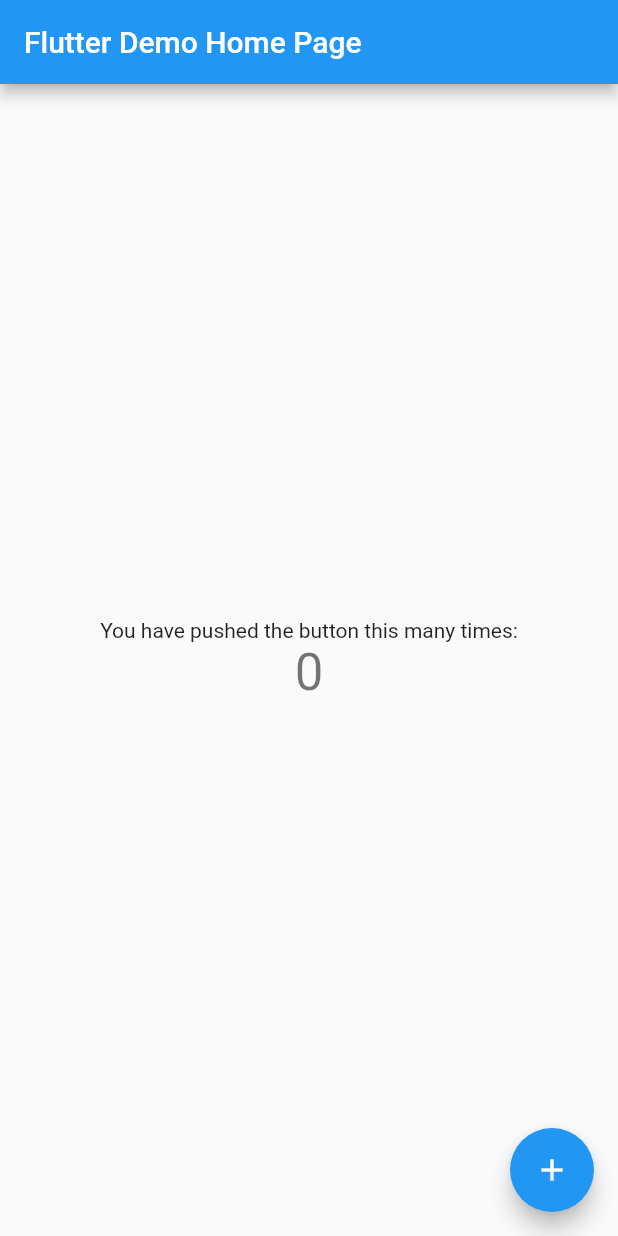
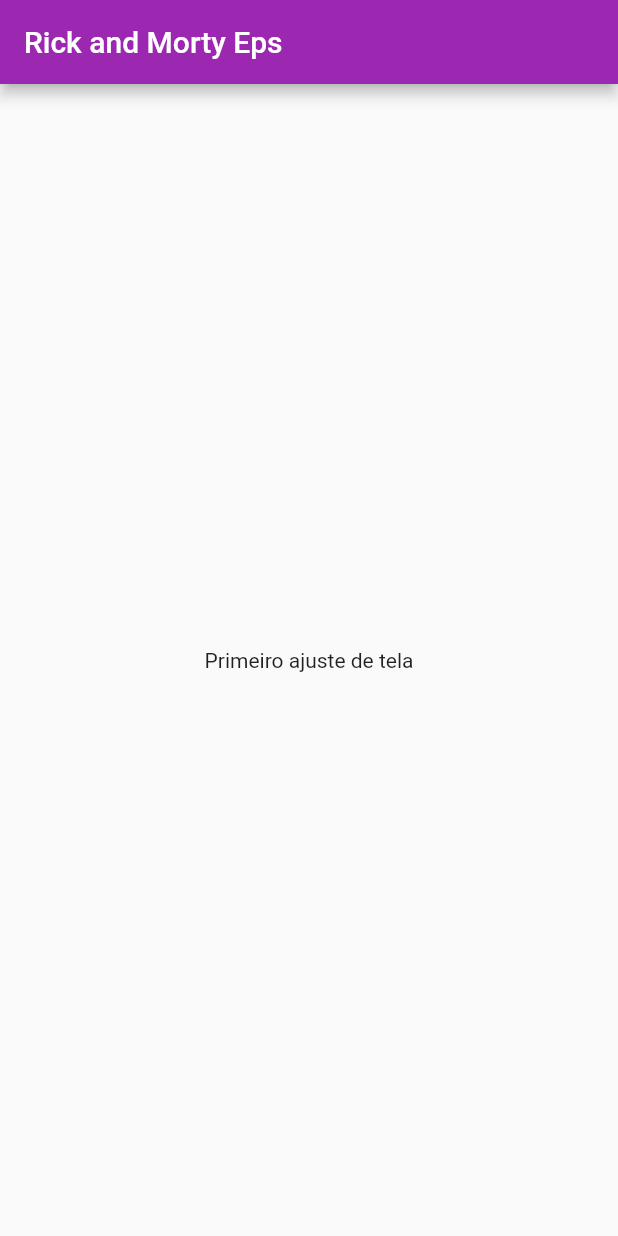
Before and after one commit to PauloVOFonseca/azs-mob-rickandmorty, a Flutter app: the screen it shows after launch, on a phone screen of 412 x 824 dp. Run offline on Flutter 3.47's test engine with Material 2 defaults, Android fonts, the light colour scheme and no system bars.

Commit message:
feat: componentize main app

```diff
--- a/lib/main.dart
+++ b/lib/main.dart
@@ -1,115 +1,6 @@
+import 'package:azship/presentation/app/app_widget.dart';
 import 'package:flutter/material.dart';
 
 void main() {
-  runApp(const MyApp());
+  runApp(const AppWidget());
 }
-
-class MyApp extends StatelessWidget {
-  const MyApp({Key? key}) : super(key: key);
-
-  // This widget is the root of your application.
-  @override
-  Widget build(BuildContext context) {
-    return MaterialApp(
-      title: 'Flutter Demo',
-      theme: ThemeData(
-        // This is the theme of your application.
-        //
-        // Try running your application with "flutter run". You'll see the
-        // application has a blue toolbar. Then, without quitting the app, try
-        // changing the primarySwatch below to Colors.green and then invoke
-        // "hot reload" (press "r" in the console where you ran "flutter run",
-        // or simply save your changes to "hot reload" in a Flutter IDE).
-        // Notice that the counter didn't reset back to zero; the application
-        // is not restarted.
-        primarySwatch: Colors.blue,
-      ),
-      home: const MyHomePage(title: 'Flutter Demo Home Page'),
-    );
-  }
-}
-
-class MyHomePage extends StatefulWidget {
-  const MyHomePage({Key? key, required this.title}) : super(key: key);
-
-  // This widget is the home page of your application. It is stateful, meaning
-  // that it has a State object (defined below) that contains fields that affect
-  // how it looks.
-
-  // This class is the configuration for the state. It holds the values (in this
-  // case the title) provided by the parent (in this case the App widget) and
-  // used by the build method of the State. Fields in a Widget subclass are
-  // always marked "final".
-
-  final String title;
-
-  @override
-  State<MyHomePage> createState() => _MyHomePageState();
-}
-
-class _MyHomePageState extends State<MyHomePage> {
-  int _counter = 0;
-
-  void _incrementCounter() {
-    setState(() {
-      // This call to setState tells the Flutter framework that something has
-      // changed in this State, which causes it to rerun the build method below
-      // so that the display can reflect the updated values. If we changed
-      // _counter without calling setState(), then the build method would not be
-      // called again, and so nothing would appear to happen.
-      _counter++;
-    });
-  }
-
-  @override
-  Widget build(BuildContext context) {
-    // This method is rerun every time setState is called, for instance as done
-    // by the _incrementCounter method above.
-    //
-    // The Flutter framework has been optimized to make rerunning build methods
-    // fast, so that you can just rebuild anything that needs updating rather
-    // than having to individually change instances of widgets.
-    return Scaffold(
-      appBar: AppBar(
-        // Here we take the value from the MyHomePage object that was created by
-        // the App.build method, and use it to set our appbar title.
-        title: Text(widget.title),
-      ),
-      body: Center(
-        // Center is a layout widget. It takes a single child and positions it
-        // in the middle of the parent.
-        child: Column(
-          // Column is also a layout widget. It takes a list of children and
-          // arranges them vertically. By default, it sizes itself to fit its
-          // children horizontally, and tries to be as tall as its parent.
-          //
-          // Invoke "debug painting" (press "p" in the console, choose the
-          // "Toggle Debug Paint" action from the Flutter Inspector in Android
-          // Studio, or the "Toggle Debug Paint" command in Visual Studio Code)
-          // to see the wireframe for each widget.
-          //
-          // Column has various properties to control how it sizes itself and
-          // how it positions its children. Here we use mainAxisAlignment to
-          // center the children vertically; the main axis here is the vertical
-          // axis because Columns are vertical (the cross axis would be
-          // horizontal).
-          mainAxisAlignment: MainAxisAlignment.center,
-          children: <Widget>[
-            const Text(
-              'You have pushed the button this many times:',
-            ),
-            Text(
-              '$_counter',
-              style: Theme.of(context).textTheme.headline4,
-            ),
-          ],
-        ),
-      ),
-      floatingActionButton: FloatingActionButton(
-        onPressed: _incrementCounter,
-        tooltip: 'Increment',
-        child: const Icon(Icons.add),
-      ), // This trailing comma makes auto-formatting nicer for build methods.
-    );
-  }
-}
--- /dev/null
+++ b/lib/presentation/app/app_widget.dart
@@ -0,0 +1,17 @@
+import 'package:azship/presentation/pages/home/home_page.dart';
+import 'package:flutter/material.dart';
+
+class AppWidget extends StatelessWidget {
+  const AppWidget({Key? key}) : super(key: key);
+
+  @override
+  Widget build(BuildContext context) {
+    return MaterialApp(
+      title: 'Flutter Demo',
+      theme: ThemeData(
+        primarySwatch: Colors.purple,
+      ),
+      home: const HomePage(),
+    );
+  }
+}
--- /dev/null
+++ b/lib/presentation/pages/home/home_page.dart
@@ -0,0 +1,24 @@
+import 'package:flutter/material.dart';
+
+class HomePage extends StatefulWidget {
+  const HomePage({Key? key}) : super(key: key);
+
+  @override
+  State<HomePage> createState() => _HomePageState();
+}
+
+class _HomePageState extends State<HomePage> {
+  @override
+  Widget build(BuildContext context) {
+    return Scaffold(
+      appBar: AppBar(
+        title: Text('Rick and Morty Eps'),
+      ),
+      body: const Center(
+        child: Text(
+          'Primeiro ajuste de tela',
+        ),
+      ),
+    );
+  }
+}
```
Also changed, not shown: 1 other file.
